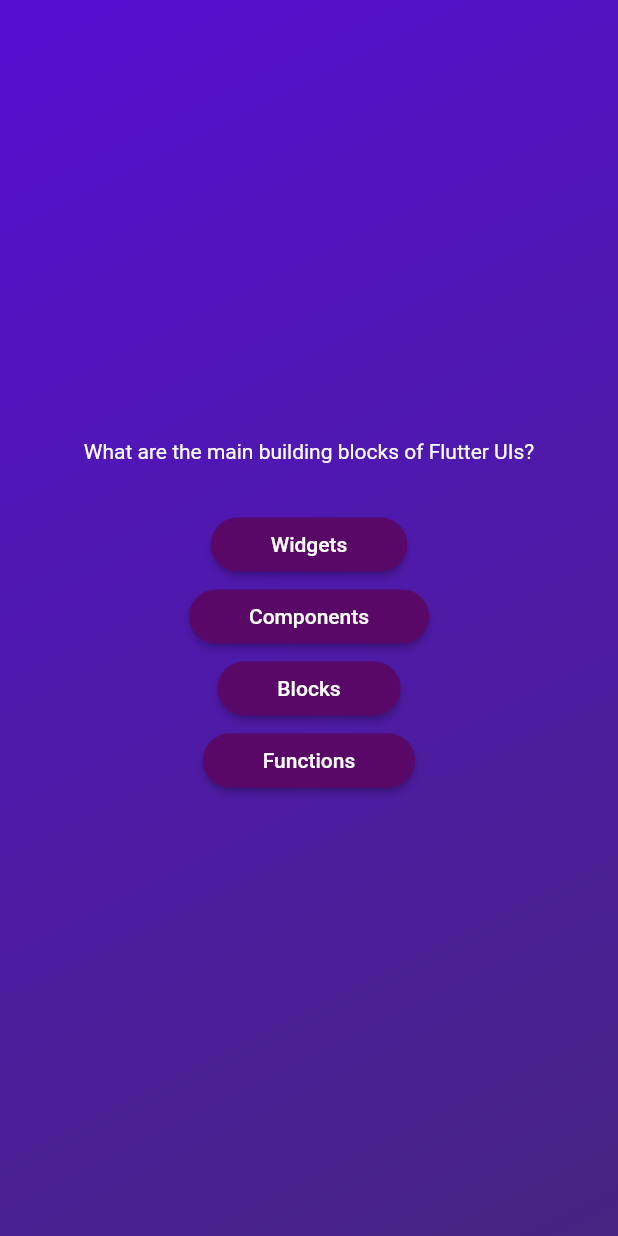
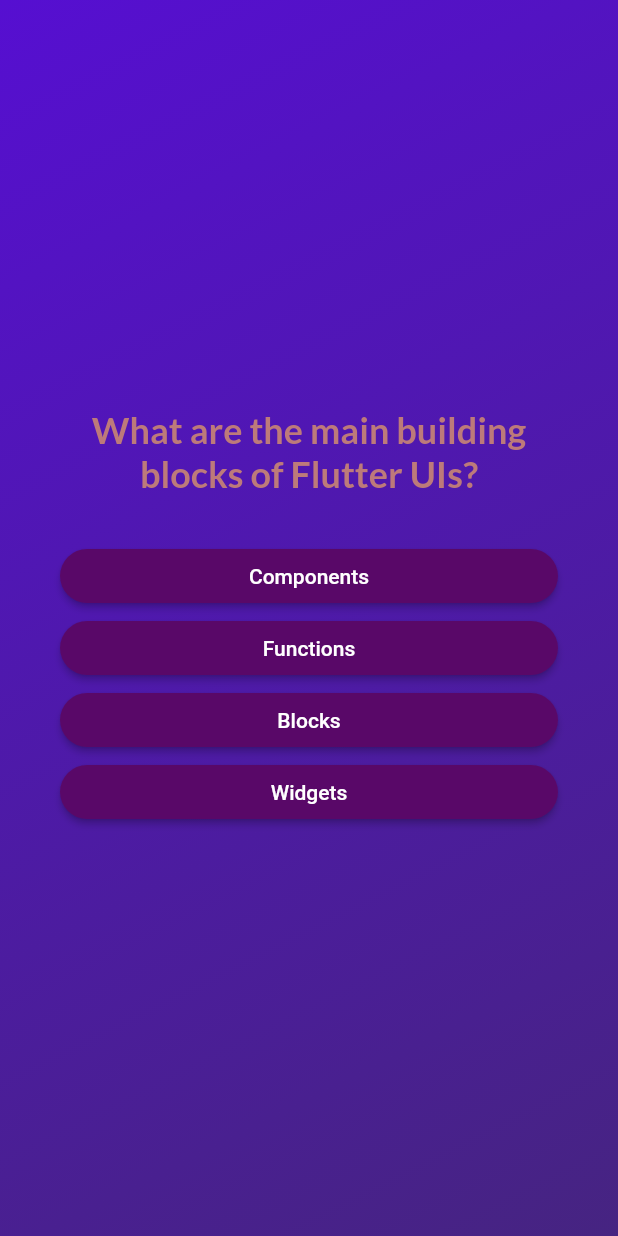
Before and after one commit to Retrokeam/Quiz-app, a Flutter app: the screen it shows after launch, after a tap on "Start Quiz", on a phone screen of 412 x 824 dp. Run offline on Flutter 3.47's test engine with Material 2 defaults, Android fonts, the phone set to English and light mode, and no system bars; our stand-ins replace google_fonts.

```diff
--- a/lib/answer_button.dart
+++ b/lib/answer_button.dart
@@ -25,7 +25,8 @@ class AnswerButton extends StatelessWidget {
                 borderRadius: BorderRadius.circular(40),
               ),
             ),
-             child: Text(answerText),
+             child: Text(answerText,
+              textAlign: TextAlign.center,),
              );
   }
 }
--- a/lib/models/quiz_questions.dart
+++ b/lib/models/quiz_questions.dart
@@ -3,4 +3,10 @@ class QuizQuestion {
 
   final String text;
   final List<String> answers;
+
+  List<String> getShuffledAnswers() {
+    final shuffledList = List.of(answers);
+    shuffledList.shuffle();
+    return shuffledList;
+  }
 }
--- a/lib/questions_screen.dart
+++ b/lib/questions_screen.dart
@@ -1,6 +1,7 @@
 import 'package:flutter/material.dart';
 import 'package:adv_basics/answer_button.dart';
 import 'package:adv_basics/data/questions.dart';
+import 'package:google_fonts/google_fonts.dart';
 
 class QuestionsScreen extends StatefulWidget{
   const QuestionsScreen ({super.key});
@@ -13,36 +14,42 @@ class QuestionsScreen extends StatefulWidget{
 }
 
 class _QuestionsScreen extends State<QuestionsScreen>{
+  var currentQuestionIndex = 0;
+
+  void answerQuestion() {
+    //currentQuestionIndex = currentQuestionIndex + 1;
+    //currentQuestionIndex += 1;
+    setState(() {
+      currentQuestionIndex++;
+    });
+    currentQuestionIndex++; //increments the value by 1
+  }
 
   @override
   Widget build(context){
-    final currentQuestion = questions[0];
+    final currentQuestion = questions[currentQuestionIndex];
     return Center(
+      child: Container(
+        margin: EdgeInsets.all(40),
         child: Column(
+          crossAxisAlignment: CrossAxisAlignment.stretch,
           mainAxisAlignment: MainAxisAlignment.center,
           children: [
             Text(
               currentQuestion.text,
-          style: const TextStyle(
-            color: Colors.white),),
+            style: GoogleFonts.lato(
+              color: Color.fromARGB(255, 189, 122, 122),
+              fontSize: 24,
+              fontWeight: FontWeight.bold,
+            ),
+              textAlign: TextAlign.center,
+              ),
             const SizedBox(height: 30,),
-          AnswerButton(
-            answerText: currentQuestion.answers[0],
-            onTap: (){},
+            ...currentQuestion.getShuffledAnswers().map((answer) {
+              return AnswerButton(answerText: answer, onTap: answerQuestion);
+            })
+          ],
         ),
-            AnswerButton(
-            answerText: currentQuestion.answers[1],
-            onTap: (){},
-            ),
-            AnswerButton(
-            answerText: currentQuestion.answers[2],
-            onTap: (){},
-            ),
-            AnswerButton(
-            answerText: currentQuestion.answers[3],
-            onTap: (){},
-            ),
-        ],
       ),
     );
   }
--- a/lib/start_screen.dart
+++ b/lib/start_screen.dart
@@ -1,4 +1,5 @@
 import 'package:flutter/material.dart';
+import 'package:google_fonts/google_fonts.dart';
 
 class StartScreen extends StatelessWidget{
   const StartScreen ( this.startQuiz, {super.key});
@@ -24,10 +25,10 @@ class StartScreen extends StatelessWidget{
           //   width: 300,),
           // ),
           const SizedBox(height: 80,),
-          const Text(
+           Text(
             'Learn flutter the fun way!',
-            style: TextStyle(
-              color: Color.fromARGB(255, 207, 179, 179),
+            style: GoogleFonts.lato(
+              color: Color.fromARGB(255, 156, 103, 103),
               fontSize: 24,
             ),
             ),
--- a/pubspec.yaml
+++ b/pubspec.yaml
@@ -35,6 +35,7 @@ dependencies:
   # The following adds the Cupertino Icons font to your application.
   # Use with the CupertinoIcons class for iOS style icons.
   cupertino_icons: ^1.0.2
+  google_fonts: ^5.0.0
 
 dev_dependencies:
   flutter_test:
```
Also changed, not shown: pubspec.lock, 1 other file. Lines whose indentation alone changed are shown as unchanged.
